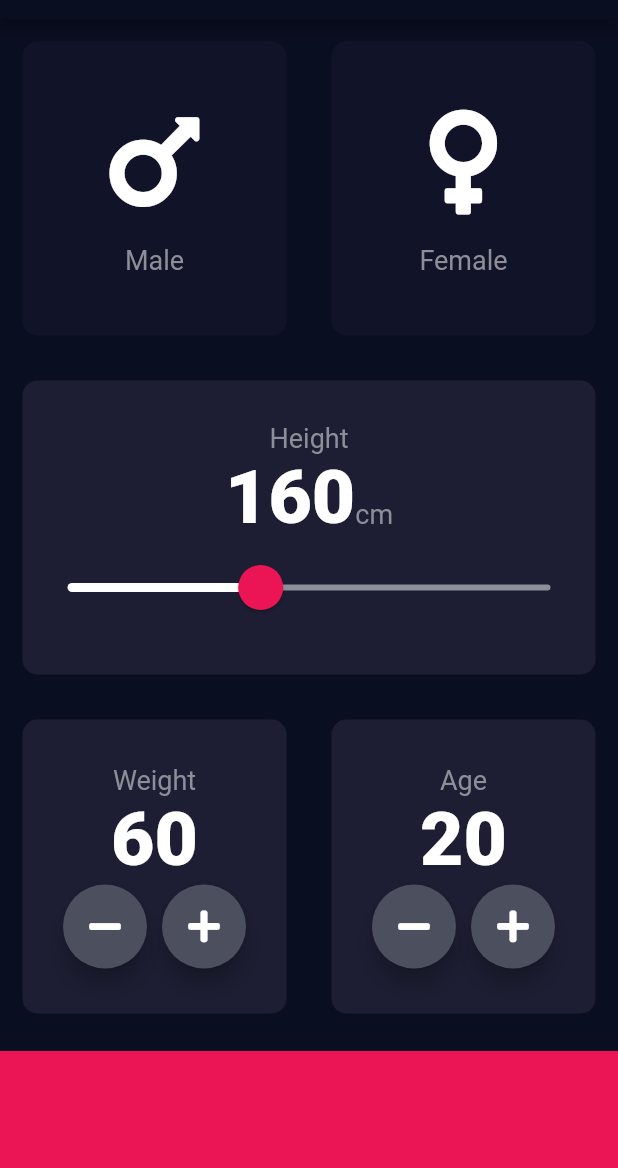
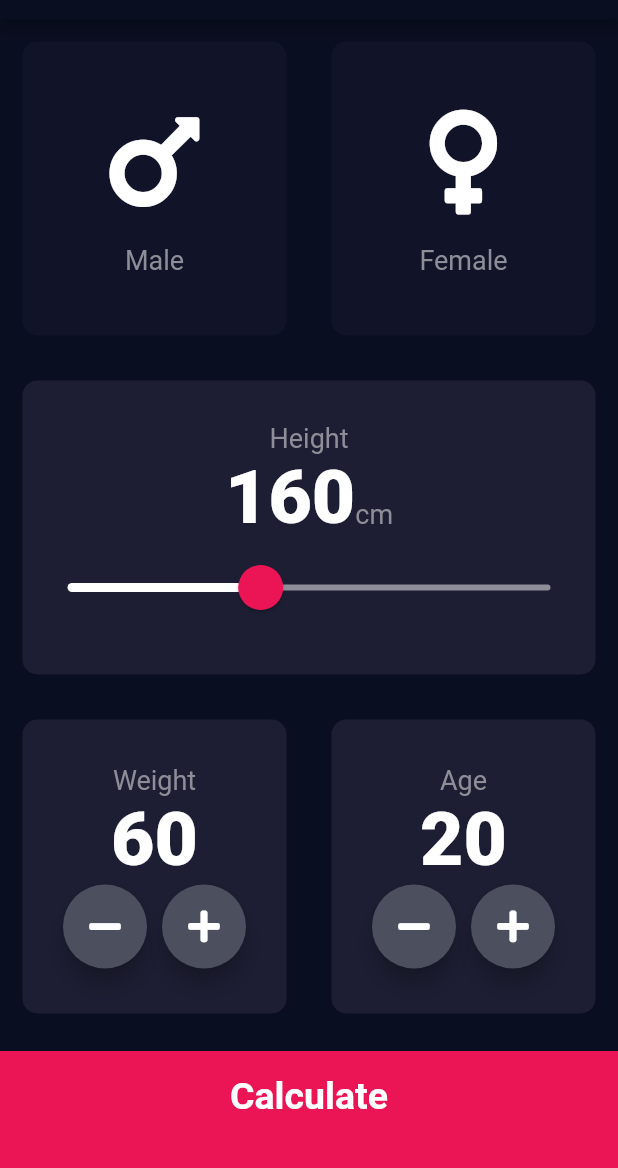
Before and after one commit to shenoyganeshprasad/bmi_calculator, a Flutter app: the screen it shows after launch, on a phone screen of 412 x 824 dp, the part 65-1233 px from its top. Run offline on Flutter 3.47's test engine with Material 2 defaults, Android fonts, the phone set to English and light mode, and no system bars; our stand-ins replace font_awesome_flutter.

Commit message:
add button style

```diff
--- a/lib/constants.dart
+++ b/lib/constants.dart
@@ -2,6 +2,7 @@ import 'package:flutter/material.dart';
 
 const labelTextStyle = TextStyle(fontSize: 18.0, color: Color(0xFF8D8E98));
 const numberTextStyle = TextStyle(fontSize: 50.0, fontWeight: FontWeight.w900);
+const largeButtonTextStyle = TextStyle(fontSize: 25.0, fontWeight: FontWeight.bold);
 
 const bottomContainerHeight = 80.0;
 const activeCardColor = Color(0xFF1D1E33);
--- a/lib/homePage.dart
+++ b/lib/homePage.dart
@@ -2,6 +2,7 @@ import 'package:flutter/material.dart';
 import 'reuseableCard.dart';
 import 'iconContent.dart';
 import 'constants.dart';
+import 'resultsPage.dart';
 import 'package:font_awesome_flutter/font_awesome_flutter.dart';
 
 enum Gender {
@@ -192,11 +193,26 @@ class _HomePageState extends State<HomePage> {
               ],
             ),
           ),
-          Container(
-            color: bottomContainerColor,
-            margin: EdgeInsets.only(top: 10.0),
-            width: double.infinity,
-            height: bottomContainerHeight,
+          GestureDetector(
+            onTap: () {
+              Navigator.push(
+                context,
+                MaterialPageRoute(builder: (context) => ResultsPage()),
+              );
+            },
+            child: Container(
+              child: Center(
+                child: Text(
+                  'Calculate',
+                  style: largeButtonTextStyle,
+                ),
+              ),
+              color: bottomContainerColor,
+              padding: EdgeInsets.only(bottom: 20.0),
+              margin: EdgeInsets.only(top: 10.0),
+              width: double.infinity,
+              height: bottomContainerHeight,
+            ),
           ),
         ],
       ),
```
